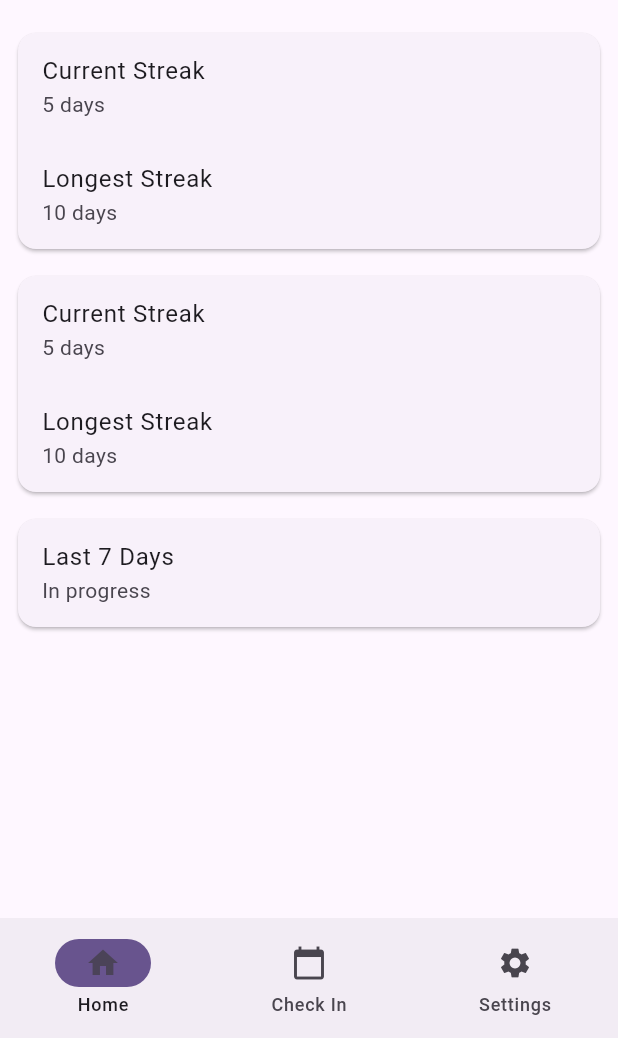
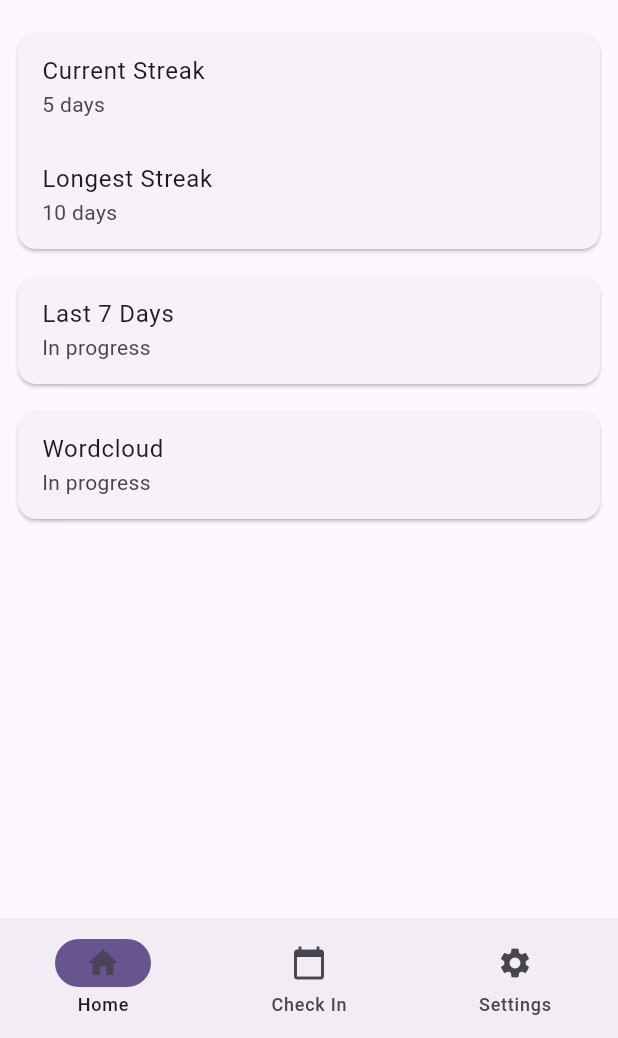
Before and after one commit to luna-mm/vibe_check, a Flutter app: the screen it shows after launch, on a phone screen of 412 x 824 dp, the part 198-1236 px from its top. Run offline on Flutter 3.47's test engine with Material 3 defaults, Android fonts, the phone set to English and light mode, and no system bars; our stand-ins replace sqflite; accounts and stored records are empty.

Commit message:
Changed analytics page layout

```diff
--- /dev/null
+++ b/devtools_options.yaml
@@ -0,0 +1,3 @@
+description: This file stores settings for Dart & Flutter DevTools.
+documentation: https://docs.flutter.dev/tools/devtools/extensions#configure-extension-enablement-states
+extensions:
--- a/lib/cards.dart
+++ b/lib/cards.dart
@@ -36,7 +36,12 @@ class StreakCard extends StatelessWidget {
 
 /// Card that displays the user's emojis in the last 7 days
 class LastDaysCard extends StatelessWidget {
-  const LastDaysCard({super.key});
+  final List<String> emojis;
+
+  const LastDaysCard({
+    required this.emojis,
+    super.key
+  });
 
   @override
   Widget build(BuildContext context) {
--- a/lib/main.dart
+++ b/lib/main.dart
@@ -1,8 +1,8 @@
 import 'package:flutter/material.dart';
 import 'package:intl/intl.dart';
 import 'package:provider/provider.dart';
+import 'package:vibe_check/cards.dart';
 import 'package:sqflite/sqflite.dart';
-import 'package:vibe_check/cards.dart';
 import 'database_helper.dart';
 
 void main() {
@@ -116,7 +116,7 @@ class AnalysisPage extends StatelessWidget {
     // TODO: Implement Edit page and allow user to add and remove cards, along with changing the order of the cards.
     var cardList = <Widget>[
       StreakCard(streak: 5, longestStreak: 10),
-      LastDaysCard(),
+      LastDaysCard(emojis: List<String>.filled(1, "Incomplete")),
       WordCloudCard()
     ];
 
@@ -148,7 +148,7 @@ class AnalysisPage extends StatelessWidget {
             )
             : index == 1
               ? cardList[0]
-              : cardList[index - 2];
+              : cardList[index - 1];
         },
         separatorBuilder: (BuildContext context, int index) => const SizedBox(height: 10),
       )
```
Also changed, not shown: pubspec.lock, 6 other files.
